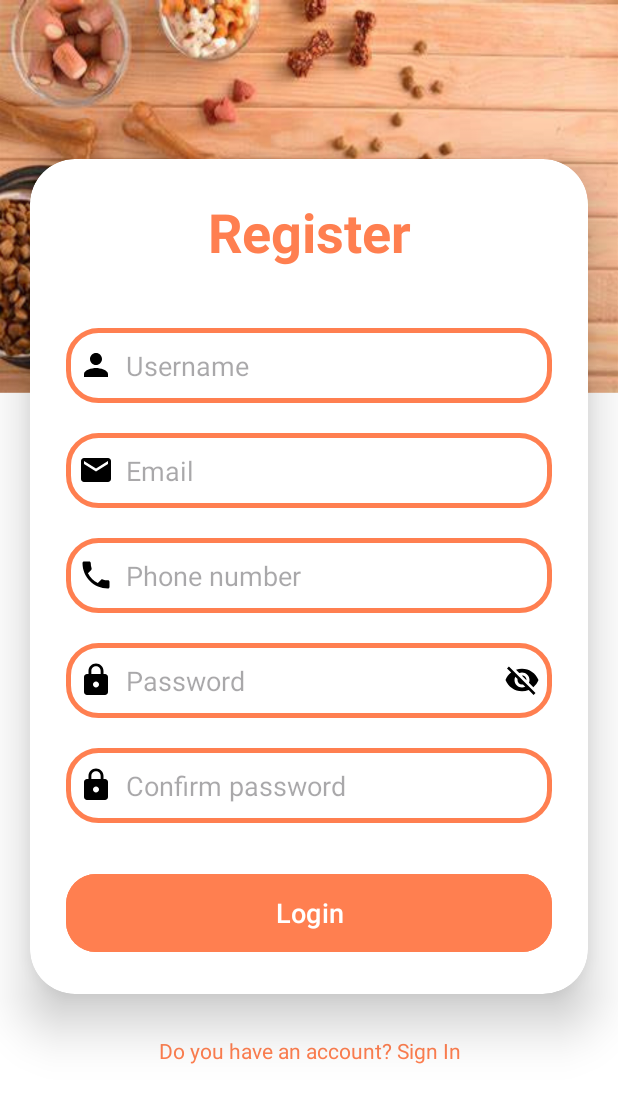
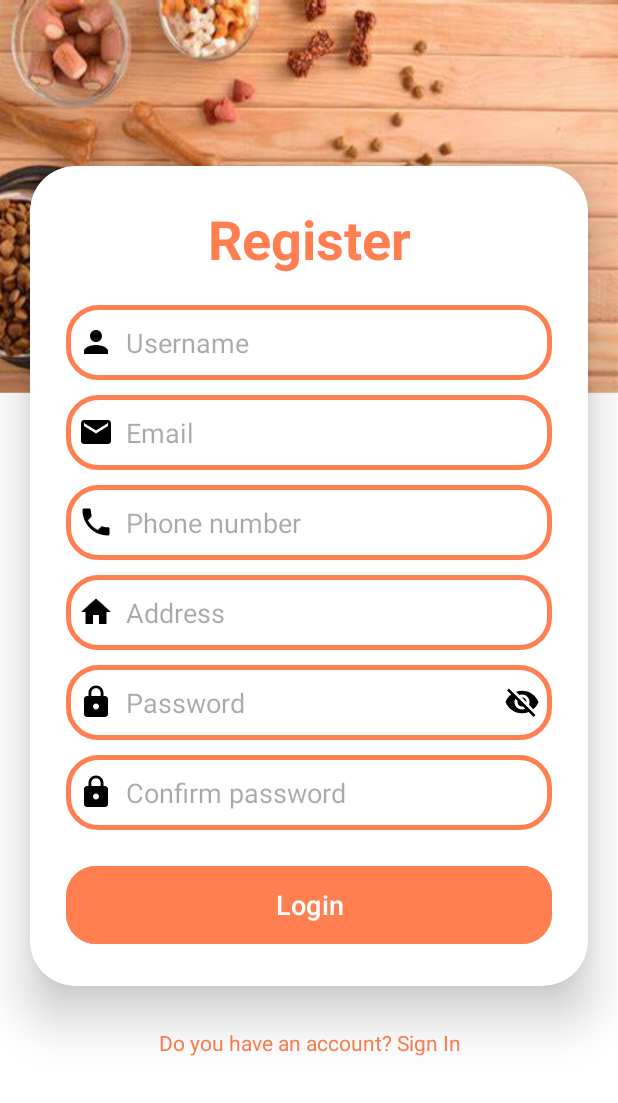
Before and after one commit to yasinthamadusanka/dog_nutrition, an Android app: the RegisterActivity screen opened directly, with no data from a screen before it, on a phone screen of 412 x 824 dp. Shown: the top 1103 px of the screen. Run offline under Robolectric (Android 15) with nearby library versions, the phone set to English and light mode, and no system bars; our stand-ins replace Firebase (no records; nobody signed in at launch, a user with empty details on screens opened directly).

Commit message:
Add address field to the register

```diff
--- a/app/src/main/java/com/example/dognutrition/RegisterActivity.java
+++ b/app/src/main/java/com/example/dognutrition/RegisterActivity.java
@@ -26,7 +26,7 @@ public class RegisterActivity extends AppCompatActivity {
     private FirebaseAuth mAuth;
     private DatabaseReference databaseReference;
 
-    private EditText username, email, password, confirmPassword,phone;
+    private EditText username, email, address, password, confirmPassword,phone;
     private Button btnRegister;
     private TextView signInText;
 
@@ -46,6 +46,7 @@ public class RegisterActivity extends AppCompatActivity {
         btnRegister = findViewById(R.id.loginButton);
         ImageView passwordToggle = findViewById(R.id.password_toggle);
         signInText = findViewById(R.id.signInText);
+        address = findViewById(R.id.address);
 
         passwordToggle.setOnClickListener(v -> {
             if (password.getInputType() == (android.text.InputType.TYPE_CLASS_TEXT | android.text.InputType.TYPE_TEXT_VARIATION_PASSWORD)) {
@@ -73,6 +74,7 @@ public class RegisterActivity extends AppCompatActivity {
         String pass = password.getText().toString().trim();
         String cPass = confirmPassword.getText().toString().trim();
         String uPhone = phone.getText().toString().trim();
+        String uAddress = address.getText().toString().trim();
 
         if (TextUtils.isEmpty(uName)) {
             username.setError("Username is required");
@@ -86,6 +88,12 @@ public class RegisterActivity extends AppCompatActivity {
             phone.setError("Enter a valid phone number");
             return;
         }
+
+        if (TextUtils.isEmpty(uAddress)) {
+            address.setError("Address is required");
+            return;
+        }
+
         if (TextUtils.isEmpty(pass) || pass.length() < 6) {
             password.setError("Password must be at least 6 characters");
             return;
@@ -107,6 +115,7 @@ public class RegisterActivity extends AppCompatActivity {
                             userData.put("userName", uName);
                             userData.put("email", uEmail);
                             userData.put("phoneNumber", uPhone);
+                            userData.put("address",uAddress);
 
                             databaseReference.child(userId).setValue(userData)
                                     .addOnSuccessListener(aVoid -> {
--- /dev/null
+++ b/app/src/main/res/drawable/ic_home.xml
@@ -0,0 +1,5 @@
+<vector android:height="24dp" android:tint="#000000"
+    android:viewportHeight="24" android:viewportWidth="24"
+    android:width="24dp" xmlns:android="http://schemas.android.com/apk/res/android">
+    <path android:fillColor="@android:color/white" android:pathData="M10,20v-6h4v6h5v-8h3L12,3 2,12h3v8z"/>
+</vector>
--- a/app/src/main/res/layout/activity_register.xml
+++ b/app/src/main/res/layout/activity_register.xml
@@ -49,7 +49,7 @@
                 android:padding="8dp"
                 android:textColor="@color/black"
                 android:textColorHighlight="@color/cardview_dark_background"
-                android:layout_marginTop="40dp"/>
+                android:layout_marginTop="20dp"/>
 
             <EditText
                 android:layout_width="match_parent"
@@ -63,7 +63,7 @@
                 android:padding="8dp"
                 android:textColor="@color/black"
                 android:textColorHighlight="@color/cardview_dark_background"
-                android:layout_marginTop="20dp"/>
+                android:layout_marginTop="10dp"/>
 
             <EditText
                 android:layout_width="match_parent"
@@ -77,12 +77,25 @@
                 android:padding="8dp"
                 android:textColor="@color/black"
                 android:textColorHighlight="@color/cardview_dark_background"
-                android:layout_marginTop="20dp"/>
+                android:layout_marginTop="10dp"/>
+
+            <EditText
+                android:layout_width="match_parent"
+                android:layout_height="50dp"
+                android:id="@+id/address"
+                android:background="@drawable/edit_text"
+                android:drawableLeft="@drawable/ic_home"
+                android:drawablePadding="8dp"
+                android:hint="Address"
+                android:padding="8dp"
+                android:textColor="@color/black"
+                android:textColorHighlight="@color/cardview_dark_background"
+                android:layout_marginTop="10dp"/>
 
             <RelativeLayout
                 android:layout_width="match_parent"
                 android:layout_height="50dp"
-                android:layout_marginTop="20dp">
+                android:layout_marginTop="10dp">
 
                 <EditText
                     android:layout_width="match_parent"
@@ -121,7 +134,7 @@
                 android:inputType="textPassword"
                 android:textColor="@color/black"
                 android:textColorHighlight="@color/cardview_dark_background"
-                android:layout_marginTop="20dp"/>
+                android:layout_marginTop="10dp"/>
 
             <Button
                 android:layout_width="match_parent"
@@ -129,7 +142,7 @@
                 android:id="@+id/loginButton"
                 android:text="Login"
                 android:textSize="18sp"
-                android:layout_marginTop="30dp"
+                android:layout_marginTop="20dp"
                 android:backgroundTint="@color/coral"
                 app:cornerRadius = "20dp"/>
 
```
Also changed, not shown: app/src/main/res/layout/activity_main.xml (+17 -8 lines).
